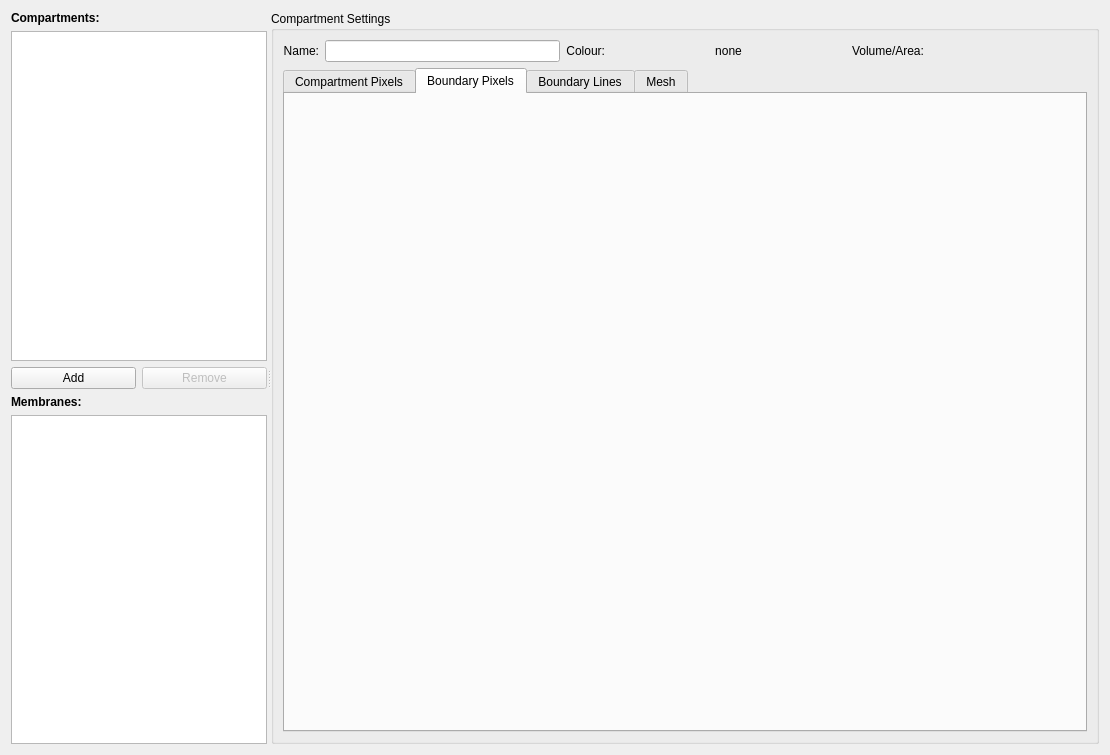
Before: the Qt Designer form src/gui/tabs/tabgeometry.ui in spatial-model-editor/spatial-model-editor, drawn with Qt 5.
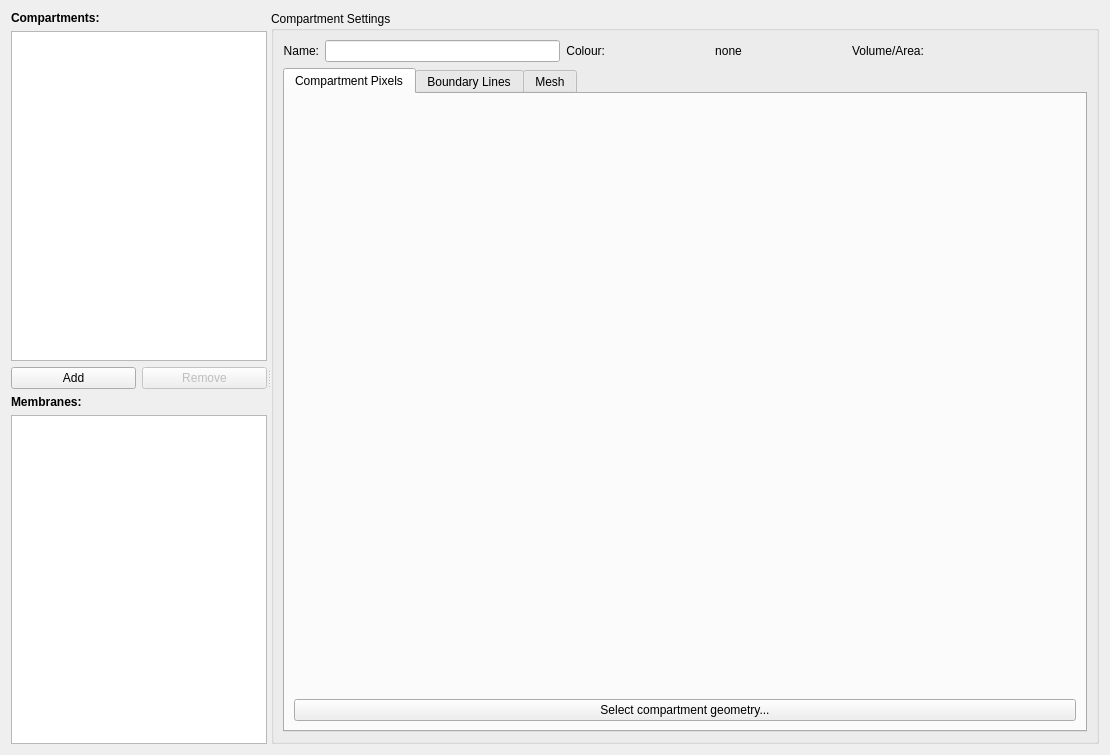
After: the same form once the commit is applied. The open tabs and pages were chosen to show the change. Custom widgets are drawn as their Qt base class.

Commit message:
improve boundary construction
  - use inter-pixel edges instead of pixels for boundary elements
  - allows unambiguous identification of fixed points & overlapping boundary lines
  - simpler and much more robust implementation
  - remove boundary pixels tab from GUI: not relevant for user (was only used for debugging)

```diff
--- a/src/gui/tabs/tabgeometry.ui
+++ b/src/gui/tabs/tabgeometry.ui
@@ -317,34 +317,6 @@
            </item>
           </layout>
          </widget>
-         <widget class="QWidget" name="tabCompartmentBoundaryPixels">
-          <attribute name="title">
-           <string>Boundary Pixels</string>
-          </attribute>
-          <layout class="QHBoxLayout" name="horizontalLayout_2">
-           <item>
-            <widget class="QLabelMouseTracker" name="lblCompBoundaryPixels" native="true">
-             <property name="sizePolicy">
-              <sizepolicy hsizetype="Preferred" vsizetype="Preferred">
-               <horstretch>0</horstretch>
-               <verstretch>0</verstretch>
-              </sizepolicy>
-             </property>
-             <property name="toolTip">
-              <string>The mesh representing the geometry of the compartment</string>
-             </property>
-             <property name="statusTip">
-              <string>The mesh representing the geometry of the compartment</string>
-             </property>
-             <property name="whatsThis">
-              <string>&lt;h4&gt;Compartment Geometry: Mesh&lt;/h4&gt;
-&lt;p&gt;The compartment geometry mesh is generated from all the pixels in the compartment geometry image on the left that have the colour assigned to this compartment&lt;/p&gt;
-&lt;p&gt;To change the geometry, click 'Select compartment geometry...', then click on the geometry image on the left.&lt;/p&gt;</string>
-             </property>
-            </widget>
-           </item>
-          </layout>
-         </widget>
          <widget class="QWidget" name="tabCompartmentBoundary">
           <attribute name="title">
            <string>Boundary Lines</string>
```
The commit also changes 47 other files.
